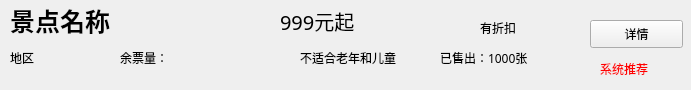
Old version of the form SBSystemBackup/show_site.ui in the repository iceboundx/SBSystem.
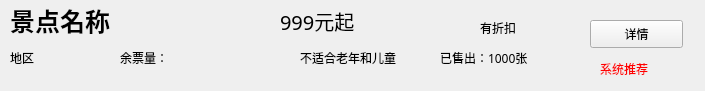
New version of the form.

```diff
--- a/SBSystemBackup/show_site.ui
+++ b/SBSystemBackup/show_site.ui
@@ -6,8 +6,8 @@
    <rect>
     <x>0</x>
     <y>0</y>
-    <width>691</width>
-    <height>90</height>
+    <width>705</width>
+    <height>91</height>
    </rect>
   </property>
   <property name="windowTitle">
@@ -18,7 +18,7 @@
     <rect>
      <x>10</x>
      <y>0</y>
-     <width>261</width>
+     <width>271</width>
      <height>41</height>
     </rect>
    </property>
@@ -88,7 +88,7 @@
     <rect>
      <x>280</x>
      <y>0</y>
-     <width>161</width>
+     <width>181</width>
      <height>41</height>
     </rect>
    </property>
```
